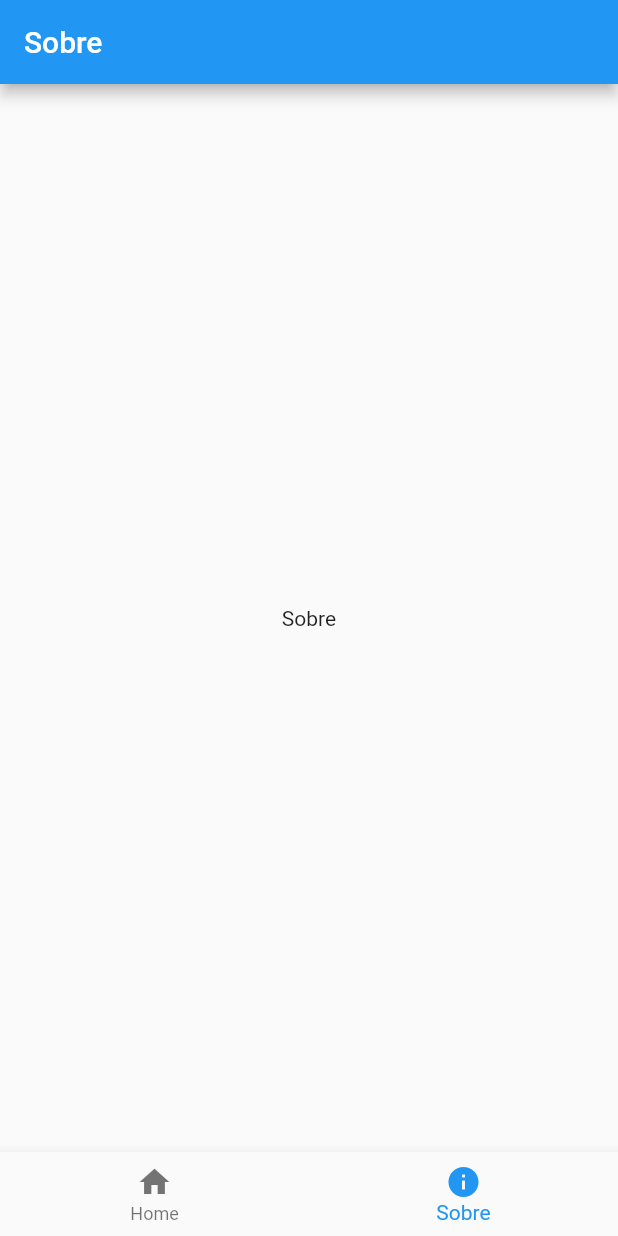
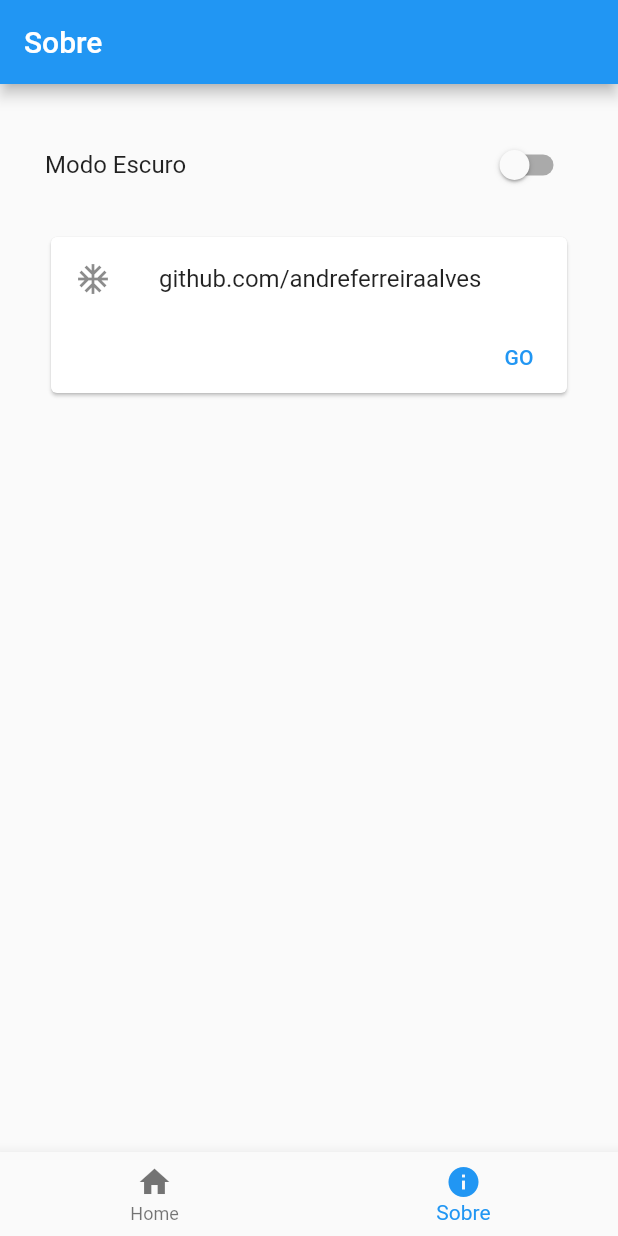
Before and after one commit to andreferreiraalves/github_sobre, a Flutter app: the screen it shows after launch, item 2 of the bottom bar chosen, on a phone screen of 412 x 824 dp. Run offline on Flutter 3.47's test engine with Material 2 defaults, Android fonts, the phone set to English and light mode, and no system bars; our stand-ins replace dio; network calls fail.

Commit message:
tela sobre, carregando dados do github

```diff
--- a/lib/pages/principal.dart
+++ b/lib/pages/principal.dart
@@ -1,4 +1,5 @@
 import 'package:flutter/material.dart';
+import 'package:github_sobre/pages/sobre.dart';
 import 'home.dart';
 
 class Principal extends StatefulWidget {
@@ -12,9 +13,7 @@ class _PrincipalState extends State<Principal> {
 
   static List<Widget> _widGetOptions = <Widget>[
     Home(),
-    Text(
-      "Sobre",
-    ),
+    Sobre(),
   ];
 
   void _onItemTapped(int index) {
--- /dev/null
+++ b/lib/pages/sobre.dart
@@ -0,0 +1,60 @@
+import 'package:flutter/material.dart';
+
+class Sobre extends StatefulWidget {
+  @override
+  _SobreState createState() => _SobreState();
+}
+
+class _SobreState extends State<Sobre> {
+  bool modoEscuro = false;
+
+  @override
+  Widget build(BuildContext context) {
+    return ListView(
+      padding: EdgeInsets.all(30),
+      children: [
+        Row(
+          mainAxisAlignment: MainAxisAlignment.spaceBetween,
+          children: [
+            Text(
+              "Modo Escuro",
+              style: TextStyle(
+                fontSize: 16,
+                fontWeight: FontWeight.w400,
+              ),
+            ),
+            Switch(
+              value: modoEscuro,
+              onChanged: (bool selected) {
+                setState(() {
+                  modoEscuro = selected;
+                });
+              },
+            )
+          ],
+        ),
+        SizedBox(height: 20),
+        Card(
+          child: Column(
+            mainAxisSize: MainAxisSize.min,
+            children: [
+              const ListTile(
+                leading: Icon(Icons.ac_unit),
+                title: Text("github.com/andreferreiraalves"),
+              ),
+              Row(
+                mainAxisAlignment: MainAxisAlignment.end,
+                children: [
+                  TextButton(
+                    child: const Text("GO"),
+                    onPressed: () {},
+                  )
+                ],
+              ),
+            ],
+          ),
+        )
+      ],
+    );
+  }
+}
--- a/pubspec.yaml
+++ b/pubspec.yaml
@@ -28,6 +28,8 @@ dependencies:
   # The following adds the Cupertino Icons font to your application.
   # Use with the CupertinoIcons class for iOS style icons.
   cupertino_icons: ^1.0.2
+  intl: ^0.17.0
+  dio: any
 
 dev_dependencies:
   flutter_test:
```
Also changed, not shown: lib/components/item_lista.dart (+13 -3 lines), lib/github.service.dart (added, +11 -0 lines), lib/info_github.model.dart (added, +21 -0 lines), lib/pages/home.dart (+52 -11 lines), pubspec.lock.
